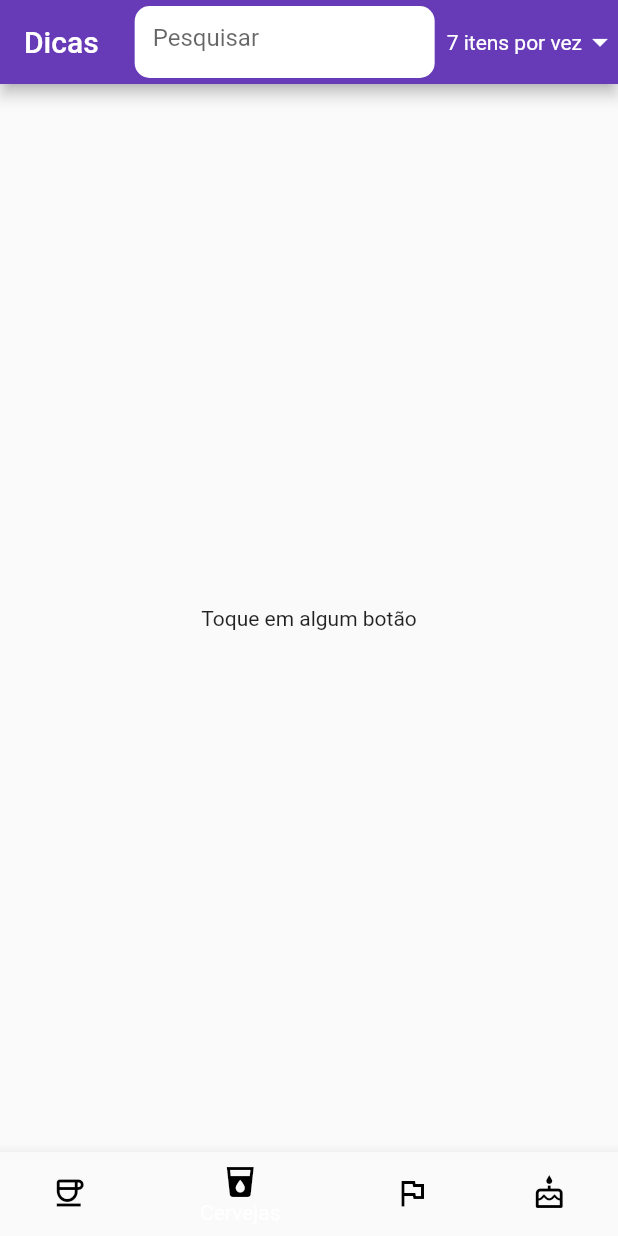
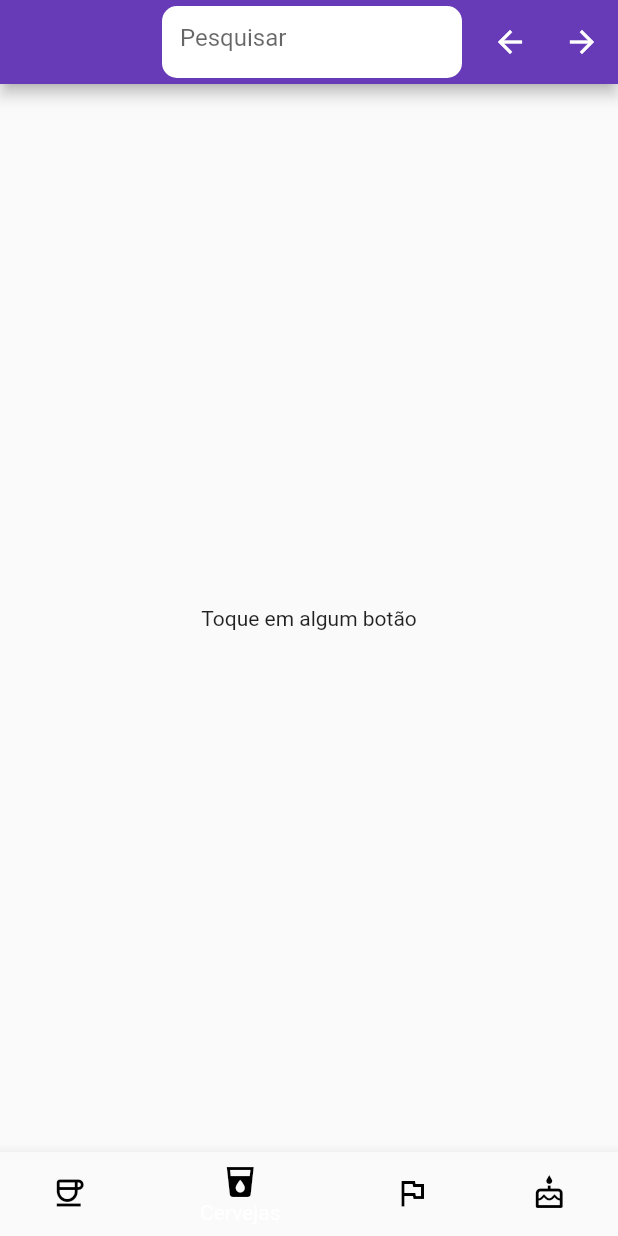
Before and after one commit to CharlesEdu07/FlutterWithAPIs, a Flutter app: the screen it shows after launch, on a phone screen of 412 x 824 dp. Run offline on Flutter 3.47's test engine with Material 2 defaults, Android fonts, the phone set to English and light mode, and no system bars; our stand-ins replace flutter_hooks.

```diff
--- a/lib/view/widgets.dart
+++ b/lib/view/widgets.dart
@@ -25,7 +25,7 @@ class MyApp extends StatelessWidget {
         theme: ThemeData(primarySwatch: Colors.deepPurple),
         debugShowCheckedModeBanner: false,
         home: Scaffold(
-          appBar: AppBar(title: const Text("Dicas"), actions: [
+          appBar: AppBar(actions: [
             Padding(
                 padding:
                     const EdgeInsets.symmetric(horizontal: 8.0, vertical: 4.0),
@@ -43,24 +43,13 @@ class MyApp extends StatelessWidget {
                       ),
                       onChanged: (query) => updateSearchQuery(query),
                     ))),
-            PopupMenuButton(
-                itemBuilder: (_) => [3, 7, 15]
-                    .map((number) => PopupMenuItem(
-                          value: number,
-                          child: Text("Carregar $number itens por vez"),
-                        ))
-                    .toList(),
-                onSelected: (number) {
-                  dataService.numberOfItems = number;
-                },
-                child: ValueListenableBuilder(
-                    valueListenable: dataService.tableStateNotifier,
-                    builder: (_, value, __) {
-                      return Row(children: [
-                        Text("${dataService.numberOfItems} itens por vez"),
-                        const Icon(Icons.arrow_drop_down)
-                      ]);
-                    }))
+            //arrowback
+            IconButton(
+                onPressed: () => dataService.undo(),
+                icon: const Icon(Icons.arrow_back_outlined)),
+            IconButton(
+                onPressed: () => dataService.redo(),
+                icon: const Icon(Icons.arrow_forward_outlined)),
           ]),
           body: ValueListenableBuilder(
               valueListenable: dataService.tableStateNotifier,
@@ -91,17 +80,17 @@ class MyApp extends StatelessWidget {
 
                 return const Text("...");
               }),
-          bottomNavigationBar:
-              NewNavBar(itemSelectedCallback: dataService.carregar),
+          bottomNavigationBar: NewNavBar(
+            itemSelectedCallback: dataService.load,
+          ),
         ));
   }
 }
 
 class NewNavBar extends HookWidget {
-  final _itemSelectedCallback;
+  final itemSelectedCallback;
 
-  NewNavBar({itemSelectedCallback})
-      : _itemSelectedCallback = itemSelectedCallback ?? (int) {}
+  NewNavBar({required this.itemSelectedCallback});
 
   @override
   Widget build(BuildContext context) {
@@ -111,7 +100,7 @@ class NewNavBar extends HookWidget {
         onTap: (index) {
           state.value = index;
 
-          _itemSelectedCallback(index);
+          itemSelectedCallback(index);
         },
         currentIndex: state.value,
         items: const [
```
Also changed, not shown: lib/services/data_service.dart (+25 -2 lines).
